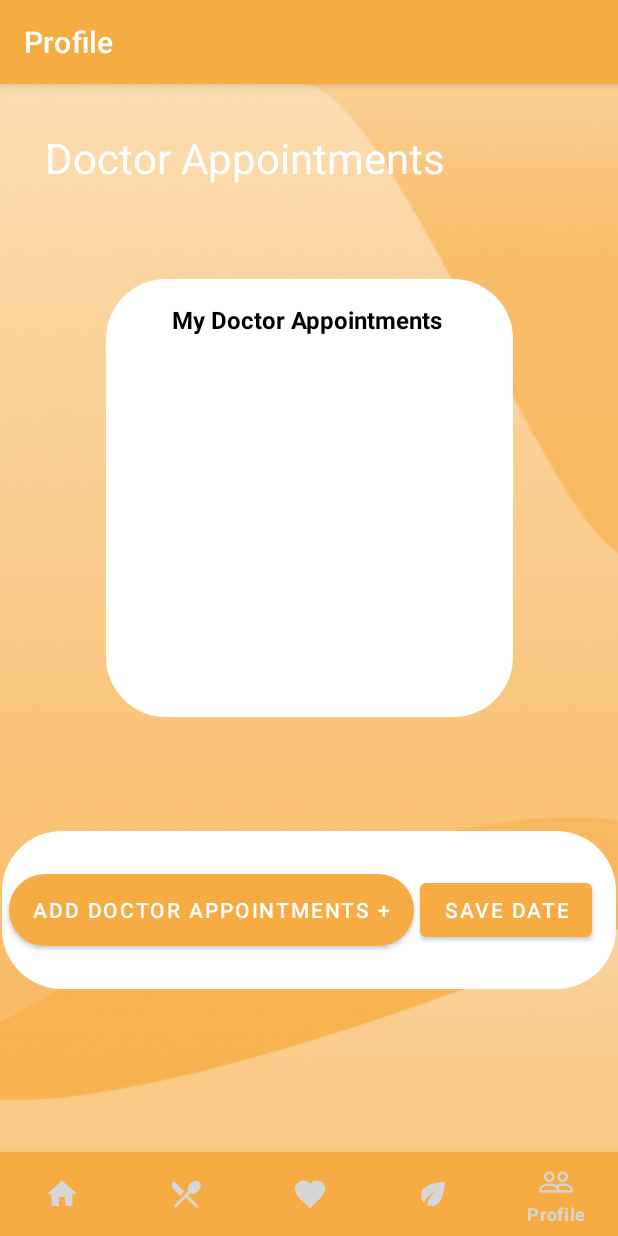
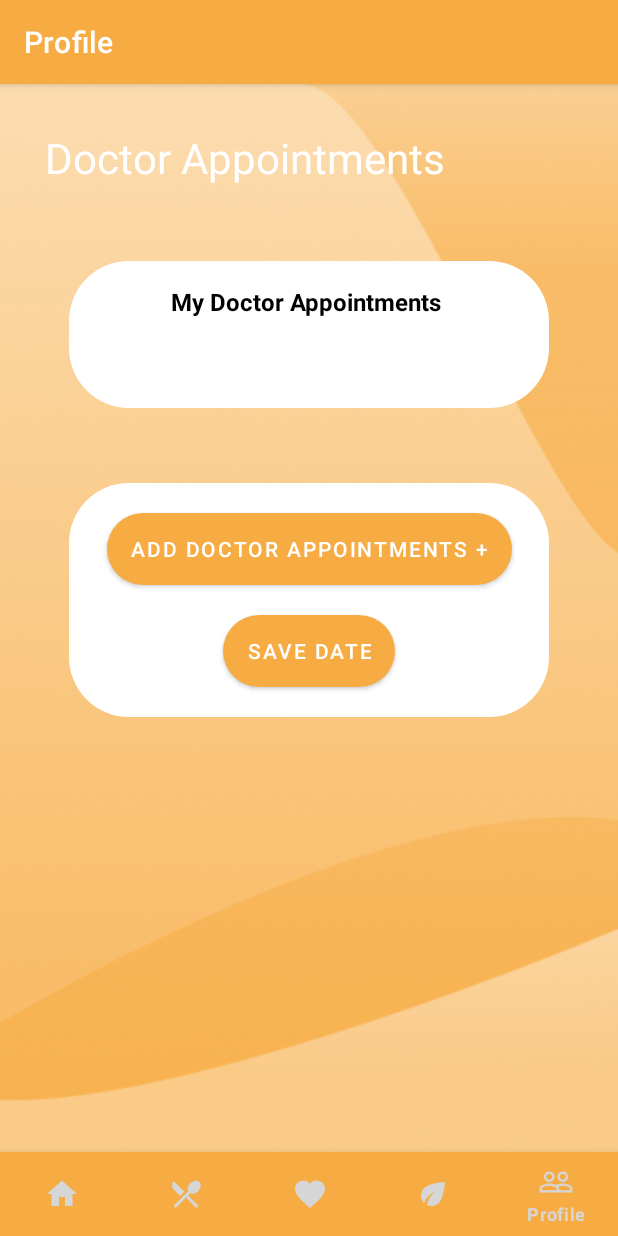
Before and after one commit to OmarEbrahim199/G2_SundMadINepal, an Android app: the ProfileFragment screen opened through its navigation route, on a phone screen of 412 x 824 dp. Run offline under Robolectric (Android 15) with nearby library versions, the phone set to English and light mode, and no system bars; our stand-ins replace Room's generated code, navigation-ui.

Commit message:
Layout profile fragment updated

```diff
--- a/app/src/main/res/layout/fragment_profile.xml
+++ b/app/src/main/res/layout/fragment_profile.xml
@@ -8,8 +8,6 @@
     android:background="@drawable/background_vector"
     android:layout_width="match_parent"
     android:layout_height="match_parent"
-    android:fillViewport="true"
-    android:scrollbarStyle="outsideOverlay"
     tools:ignore="ScrollViewCount">
 
     <TextView
@@ -28,15 +26,15 @@
 
     <androidx.constraintlayout.widget.ConstraintLayout
         android:id="@+id/constraintLayout3"
-        android:layout_width="271dp"
-        android:layout_height="292dp"
+        android:layout_width="320dp"
+        android:layout_height="wrap_content"
         android:layout_marginStart="70dp"
-        android:layout_marginTop="130dp"
+        android:layout_marginTop="50dp"
         android:layout_marginEnd="70dp"
         android:background="@drawable/background_box"
         app:layout_constraintEnd_toEndOf="parent"
         app:layout_constraintStart_toStartOf="parent"
-        app:layout_constraintTop_toTopOf="parent">
+        app:layout_constraintTop_toBottomOf="@id/Profile">
 
         <TextView
             android:id="@+id/dateBox"
@@ -46,7 +44,8 @@
             android:textSize="24sp"
             app:layout_constraintEnd_toEndOf="parent"
             app:layout_constraintStart_toStartOf="parent"
-            app:layout_constraintTop_toBottomOf="@+id/dates" />
+            app:layout_constraintTop_toBottomOf="@+id/dates"
+            app:layout_constraintBottom_toBottomOf="@id/dates"/>
 
         <TextView
             android:id="@+id/dates"
@@ -71,6 +70,7 @@
             android:layout_marginStart="16dp"
             android:layout_marginTop="8dp"
             android:layout_marginEnd="16dp"
+            android:layout_marginBottom="30dp"
             app:layout_constraintBottom_toBottomOf="parent"
             app:layout_constraintEnd_toEndOf="parent"
             app:layout_constraintStart_toStartOf="parent"
@@ -78,10 +78,10 @@
     </androidx.constraintlayout.widget.ConstraintLayout>
 
     <androidx.constraintlayout.widget.ConstraintLayout
-        android:layout_width="409dp"
-        android:layout_height="105dp"
+        android:layout_width="320dp"
+        android:layout_height="wrap_content"
         android:layout_marginStart="8dp"
-        android:layout_marginTop="76dp"
+        android:layout_marginTop="50dp"
         android:layout_marginEnd="8dp"
         android:background="@drawable/background_box"
         app:layout_constraintEnd_toEndOf="parent"
@@ -92,10 +92,10 @@
             android:id="@+id/add_appointment"
             android:layout_width="wrap_content"
             android:layout_height="wrap_content"
+            android:layout_marginTop="20dp"
             android:background="@drawable/background_box"
             android:text="@string/add_doctor_appointment"
-            app:layout_constraintBottom_toBottomOf="parent"
-            app:layout_constraintEnd_toStartOf="@+id/save_date"
+            app:layout_constraintEnd_toEndOf="parent"
             app:layout_constraintStart_toStartOf="parent"
             app:layout_constraintTop_toTopOf="parent" />
 
@@ -103,13 +103,14 @@
             android:id="@+id/save_date"
             android:layout_width="wrap_content"
             android:layout_height="wrap_content"
+            android:layout_marginTop="20dp"
+            android:layout_marginBottom="20dp"
+            android:background="@drawable/background_box"
             android:text="Save Date"
             app:layout_constraintBottom_toBottomOf="parent"
             app:layout_constraintEnd_toEndOf="parent"
-            app:layout_constraintHorizontal_bias="0.945"
             app:layout_constraintStart_toStartOf="parent"
-            app:layout_constraintTop_toTopOf="parent"
-            tools:layout_editor_absoluteX="-4dp" />
+            app:layout_constraintTop_toBottomOf="@id/add_appointment" />
     </androidx.constraintlayout.widget.ConstraintLayout>
 
 </androidx.constraintlayout.widget.ConstraintLayout>
```
